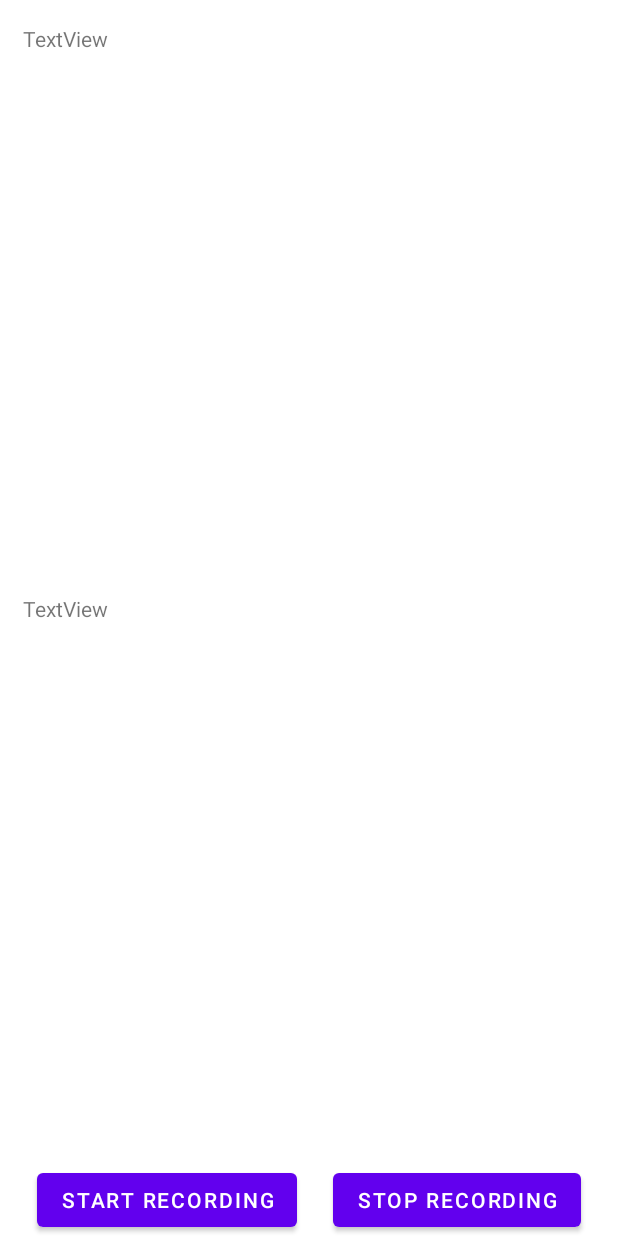
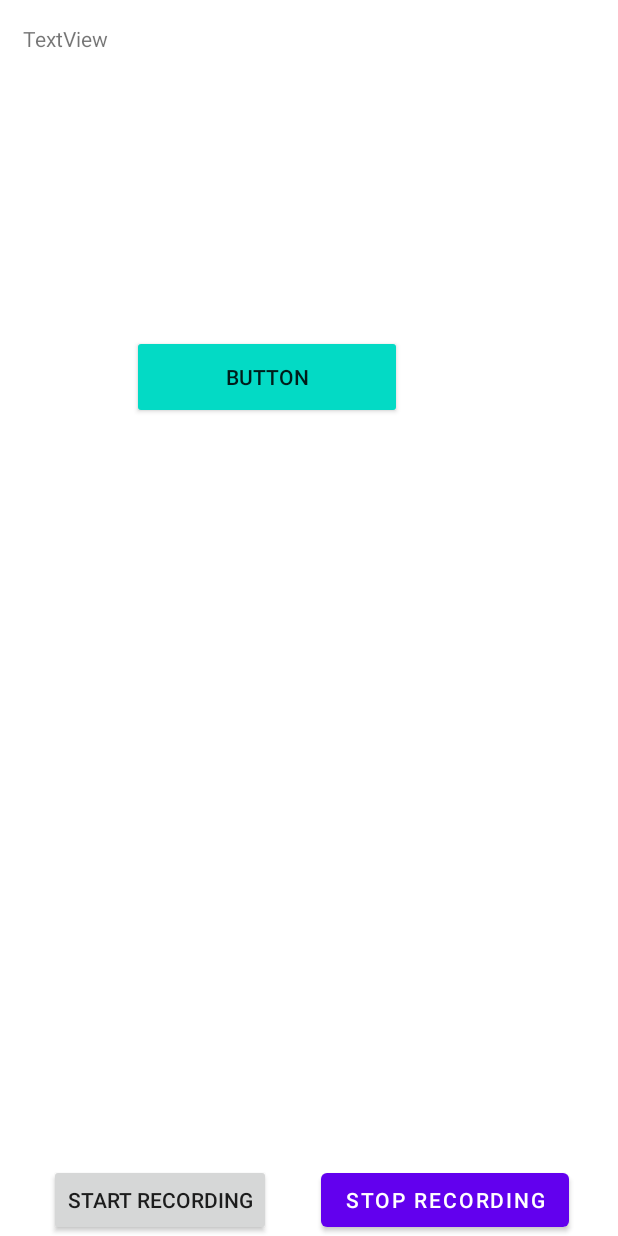
Before and after one commit to NotSugat/AiCrusade-hackathon, an Android app: the layout activity_audio_helper.xml on its own in the app's theme, with its tools: preview values and no code run, on a phone screen of 412 x 824 dp. Run offline under Robolectric (Android 15) with nearby library versions, the phone set to English and light mode, and no system bars.

Commit message:
Basic Audio Helper Activity

```diff
--- a/AiCrusade/app/src/main/AndroidManifest.xml
+++ b/AiCrusade/app/src/main/AndroidManifest.xml
@@ -26,7 +26,9 @@
         android:roundIcon="@mipmap/ic_launcher_round"
         android:supportsRtl="true"
         android:theme="@style/Theme.AiCrusade">
-
+        <activity
+            android:name=".helpers.MLAudioHelperActivity"
+            android:exported="false" />
         <activity
             android:name=".MainActivity"
             android:exported="true"
@@ -37,7 +39,6 @@
                 <category android:name="android.intent.category.LAUNCHER" />
             </intent-filter>
         </activity>
-
 
         <provider
             android:name="androidx.core.content.FileProvider"
--- a/AiCrusade/app/src/main/res/layout/activity_audio_helper.xml
+++ b/AiCrusade/app/src/main/res/layout/activity_audio_helper.xml
@@ -1,10 +1,11 @@
 <?xml version="1.0" encoding="utf-8"?>
 <androidx.constraintlayout.widget.ConstraintLayout xmlns:android="http://schemas.android.com/apk/res/android"
     xmlns:app="http://schemas.android.com/apk/res-auto"
+    xmlns:tools="http://schemas.android.com/tools"
     android:layout_width="match_parent"
     android:layout_height="match_parent">
 
-    <Button
+    <androidx.appcompat.widget.AppCompatButton
         android:id="@+id/buttonStartRecording"
         android:layout_width="wrap_content"
         android:layout_height="wrap_content"
@@ -28,29 +29,26 @@
 
     <TextView
         android:id="@+id/textViewOutput"
-        android:layout_width="382dp"
-        android:layout_height="0dp"
+        android:layout_width="381dp"
+        android:layout_height="103dp"
         android:layout_marginStart="8dp"
         android:layout_marginTop="16dp"
         android:layout_marginEnd="8dp"
         android:text="TextView"
-        app:layout_constraintBottom_toTopOf="@+id/textViewSpec"
         app:layout_constraintEnd_toEndOf="parent"
         app:layout_constraintStart_toStartOf="parent"
         app:layout_constraintTop_toTopOf="parent"
         app:layout_constraintVertical_chainStyle="packed" />
 
-    <TextView
-        android:id="@+id/textViewSpec"
-        android:layout_width="382dp"
-        android:layout_height="0dp"
-        android:layout_marginStart="8dp"
-        android:layout_marginTop="16dp"
-        android:layout_marginEnd="8dp"
-        android:layout_marginBottom="16dp"
-        android:text="TextView"
-        app:layout_constraintBottom_toTopOf="@+id/buttonStartRecording"
+    <androidx.appcompat.widget.AppCompatButton
+        android:id="@+id/enter"
+        android:layout_width="180dp"
+        android:layout_height="56dp"
+        android:layout_marginTop="104dp"
+        android:layout_marginEnd="144dp"
+        android:text="Button"
+        android:backgroundTint="@color/teal_200"
         app:layout_constraintEnd_toEndOf="parent"
-        app:layout_constraintStart_toStartOf="parent"
         app:layout_constraintTop_toBottomOf="@+id/textViewOutput" />
+
 </androidx.constraintlayout.widget.ConstraintLayout>
```
Also changed, not shown: AiCrusade/app/src/main/java/com/example/Aicrusade/helpers/MLAudioHelperActivity.java (added, +52 -0 lines).
